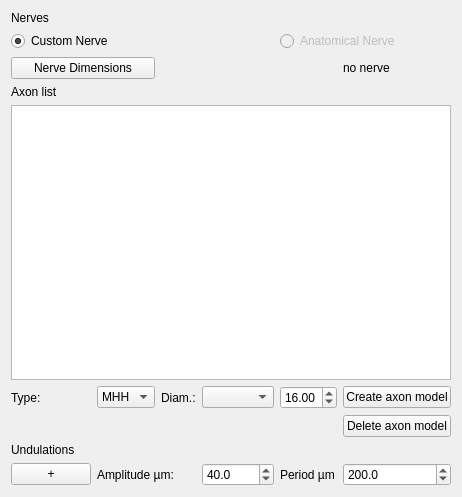
This is ui_nerve_widget.ui in TheJRapp/PeriphNeuronStim as Qt 5 draws it before an edit. The edited form follows.
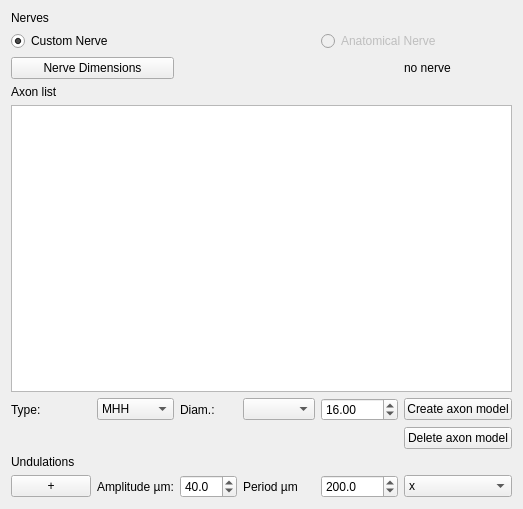
This is the edited form.

Commit message: added undulation to axon, triggered by nerve widget, added sim4life parser to file parser added nan ignoring to data base

Patch:
```diff
--- a/ui_nerve_widget.ui
+++ b/ui_nerve_widget.ui
@@ -6,8 +6,8 @@
    <rect>
     <x>0</x>
     <y>0</y>
-    <width>444</width>
-    <height>497</height>
+    <width>489</width>
+    <height>509</height>
    </rect>
   </property>
   <property name="windowTitle">
@@ -153,36 +153,6 @@
      </property>
     </widget>
    </item>
-   <item row="8" column="3">
-    <widget class="QDoubleSpinBox" name="doubleSpinBox">
-     <property name="decimals">
-      <number>1</number>
-     </property>
-     <property name="value">
-      <double>40.000000000000000</double>
-     </property>
-    </widget>
-   </item>
-   <item row="8" column="5">
-    <widget class="QDoubleSpinBox" name="doubleSpinBox_2">
-     <property name="decimals">
-      <number>1</number>
-     </property>
-     <property name="maximum">
-      <double>100000.000000000000000</double>
-     </property>
-     <property name="value">
-      <double>200.000000000000000</double>
-     </property>
-    </widget>
-   </item>
-   <item row="8" column="4">
-    <widget class="QLabel" name="label_3">
-     <property name="text">
-      <string>Period µm</string>
-     </property>
-    </widget>
-   </item>
    <item row="2" column="5">
     <widget class="QLabel" name="warningLabel">
      <property name="text">
@@ -197,13 +167,62 @@
      </property>
     </widget>
    </item>
-   <item row="8" column="1" colspan="2">
+   <item row="8" column="1">
     <widget class="QLabel" name="label_2">
      <property name="text">
       <string>Amplitude µm:</string>
      </property>
     </widget>
    </item>
+   <item row="8" column="2">
+    <widget class="QDoubleSpinBox" name="undu_amp_spinbox">
+     <property name="decimals">
+      <number>1</number>
+     </property>
+     <property name="value">
+      <double>40.000000000000000</double>
+     </property>
+    </widget>
+   </item>
+   <item row="8" column="3">
+    <widget class="QLabel" name="label_3">
+     <property name="text">
+      <string>Period µm</string>
+     </property>
+    </widget>
+   </item>
+   <item row="8" column="4">
+    <widget class="QDoubleSpinBox" name="undu_period_spinbox">
+     <property name="decimals">
+      <number>1</number>
+     </property>
+     <property name="maximum">
+      <double>100000.000000000000000</double>
+     </property>
+     <property name="value">
+      <double>200.000000000000000</double>
+     </property>
+    </widget>
+   </item>
+   <item row="8" column="5">
+    <widget class="QComboBox" name="undu_coordinate_combobox">
+     <item>
+      <property name="text">
+       <string>x</string>
+      </property>
+     </item>
+     <item>
+      <property name="text">
+       <string>y</string>
+      </property>
+     </item>
+     <item>
+      <property name="text">
+       <string>z</string>
+      </property>
+     </item>
+    </widget>
+   </item>
   </layout>
  </widget>
  <resources/>
```
Left out of the diff: 2 changed lines with no effect on the pictures. The commit also changes 8 other files.
